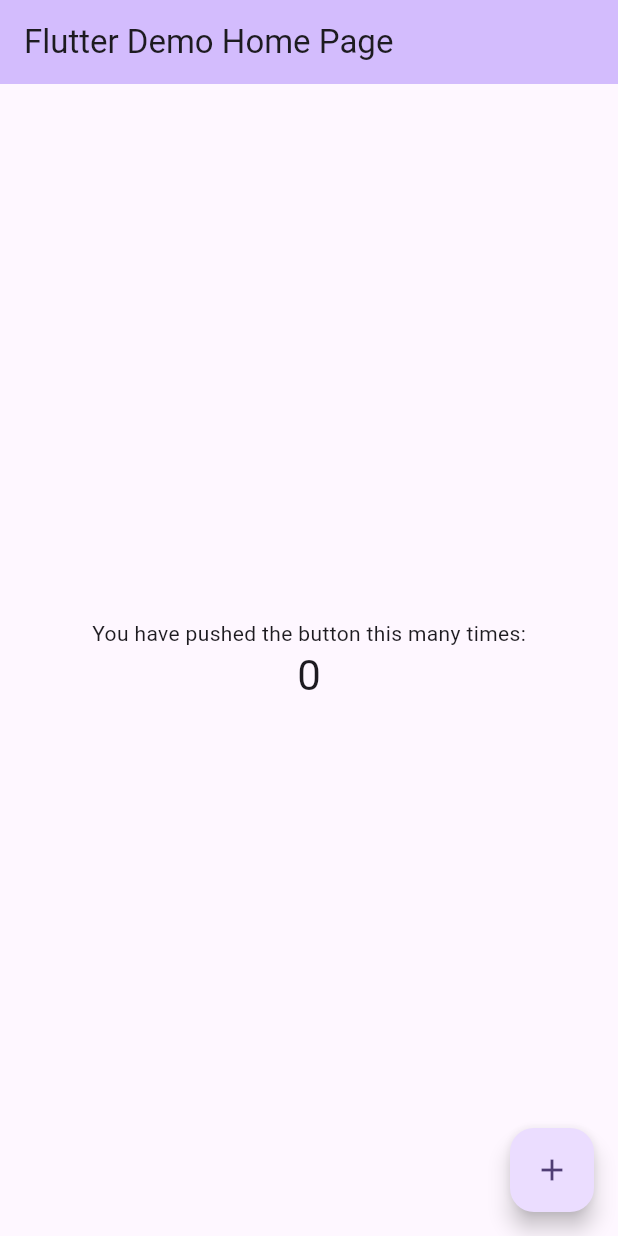
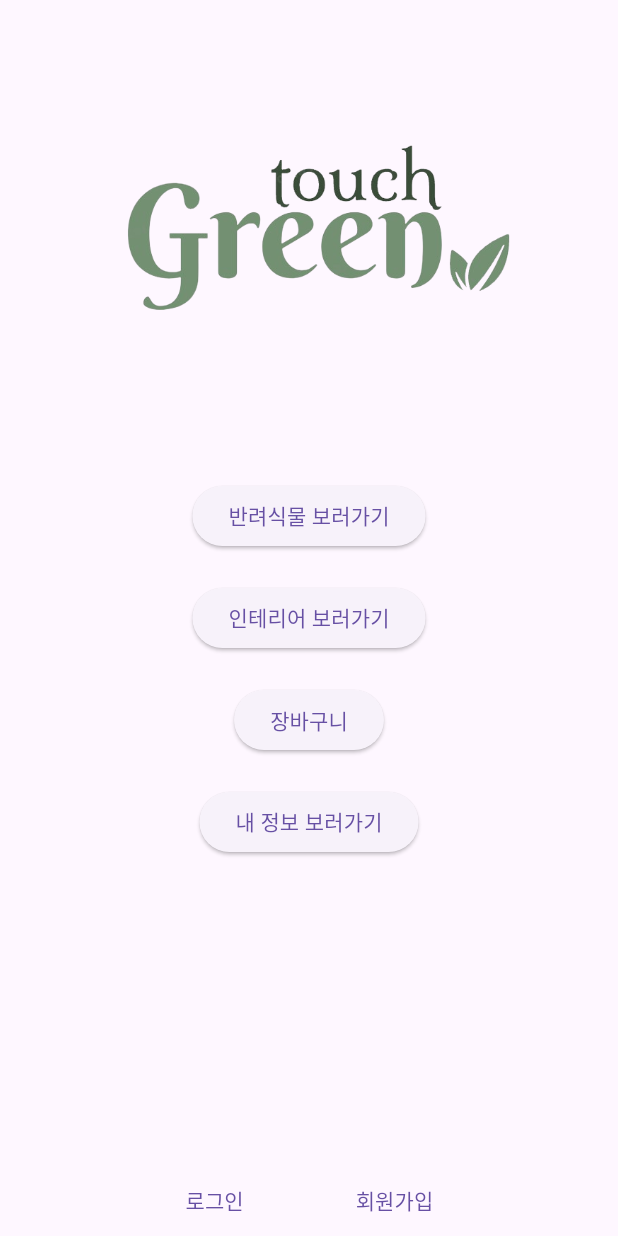
Before and after one commit to Team-BraBu/Green-touch, a Flutter app: the screen it shows after launch, on a phone screen of 412 x 824 dp. Run offline on Flutter 3.47's test engine with Material 3 defaults, Android fonts, the phone set to English and light mode, and no system bars.

Commit message:
-밑작업

```diff
--- /dev/null
+++ b/lib/home_Page.dart
@@ -0,0 +1,65 @@
+import 'package:flutter/material.dart';
+
+class HomePage extends StatelessWidget {
+  @override
+  Widget build(BuildContext context) {
+    return MaterialApp(
+      home: Scaffold(
+        body: Center(
+          child: Column(
+            mainAxisAlignment: MainAxisAlignment.center,
+            children: [
+              Image.asset(
+                'assets/images/logo.png',
+                width: 300,
+                height: 300,
+              ),
+              SizedBox(height: 20), // 로고와 버튼 사이 여백 추가
+              ElevatedButton(
+                onPressed: () {
+                  // 버튼 클릭 시 동작할 코드 추가
+                  // 예를 들어, 반려식물 페이지로 이동하는 코드
+                },
+                child: Text('반려식물 보러가기'),
+              ),
+              SizedBox(height: 20),
+              ElevatedButton(
+                onPressed: () {},
+                child: Text('인테리어 보러가기'),
+              ),
+              SizedBox(height: 20),
+              ElevatedButton(
+                onPressed: () {},
+                child: Text('장바구니'),
+              ),
+              SizedBox(height: 20),
+              ElevatedButton(
+                onPressed: () {},
+                child: Text('내 정보 보러가기'),
+              ),
+              Spacer(), // 아래에 여백을 채우기 위해 Spacer 위젯 추가
+              Row(
+                mainAxisAlignment: MainAxisAlignment.center,
+                children: [
+                  TextButton(
+                    onPressed: () {
+                      // 로그인 화면으로 이동하는 코드 추가
+                    },
+                    child: Text('로그인'),
+                  ),
+                  SizedBox(width: 50), // 버튼 간 간격을 주기 위해 SizedBox 추가
+                  TextButton(
+                    onPressed: () {
+                      // 회원가입 화면으로 이동하는 코드 추가
+                    },
+                    child: Text('회원가입'),
+                  ),
+                ],
+              ),
+            ],
+          ),
+        ),
+      ),
+    );
+  }
+}
--- a/lib/main.dart
+++ b/lib/main.dart
@@ -1,4 +1,5 @@
 import 'package:flutter/material.dart';
+import 'package:greentouch/home_Page.dart';
 
 void main() {
   runApp(const MyApp());
@@ -7,119 +8,11 @@
 class MyApp extends StatelessWidget {
   const MyApp({super.key});
 
-  // This widget is the root of your application.
   @override
   Widget build(BuildContext context) {
     return MaterialApp(
-      title: 'Flutter Demo',
-      theme: ThemeData(
-        // This is the theme of your application.
-        //
-        // TRY THIS: Try running your application with "flutter run". You'll see
-        // the application has a purple toolbar. Then, without quitting the app,
-        // try changing the seedColor in the colorScheme below to Colors.green
-        // and then invoke "hot reload" (save your changes or press the "hot
-        // reload" button in a Flutter-supported IDE, or press "r" if you used
-        // the command line to start the app).
-        //
-        // Notice that the counter didn't reset back to zero; the application
-        // state is not lost during the reload. To reset the state, use hot
-        // restart instead.
-        //
-        // This works for code too, not just values: Most code changes can be
-        // tested with just a hot reload.
-        colorScheme: ColorScheme.fromSeed(seedColor: Colors.deepPurple),
-        useMaterial3: true,
-      ),
-      home: const MyHomePage(title: 'Flutter Demo Home Page'),
+      debugShowCheckedModeBanner: false,
+      home: HomePage(),
     );
   }
 }
-
-class MyHomePage extends StatefulWidget {
-  const MyHomePage({super.key, required this.title});
-
-  // This widget is the home page of your application. It is stateful, meaning
-  // that it has a State object (defined below) that contains fields that affect
-  // how it looks.
-
-  // This class is the configuration for the state. It holds the values (in this
-  // case the title) provided by the parent (in this case the App widget) and
-  // used by the build method of the State. Fields in a Widget subclass are
-  // always marked "final".
-
-  final String title;
-
-  @override
-  State<MyHomePage> createState() => _MyHomePageState();
-}
-
-class _MyHomePageState extends State<MyHomePage> {
-  int _counter = 0;
-
-  void _incrementCounter() {
-    setState(() {
-      // This call to setState tells the Flutter framework that something has
-      // changed in this State, which causes it to rerun the build method below
-      // so that the display can reflect the updated values. If we changed
-      // _counter without calling setState(), then the build method would not be
-      // called again, and so nothing would appear to happen.
-      _counter++;
-    });
-  }
-
-  @override
-  Widget build(BuildContext context) {
-    // This method is rerun every time setState is called, for instance as done
-    // by the _incrementCounter method above.
-    //
-    // The Flutter framework has been optimized to make rerunning build methods
-    // fast, so that you can just rebuild anything that needs updating rather
-    // than having to individually change instances of widgets.
-    return Scaffold(
-      appBar: AppBar(
-        // TRY THIS: Try changing the color here to a specific color (to
-        // Colors.amber, perhaps?) and trigger a hot reload to see the AppBar
-        // change color while the other colors stay the same.
-        backgroundColor: Theme.of(context).colorScheme.inversePrimary,
-        // Here we take the value from the MyHomePage object that was created by
-        // the App.build method, and use it to set our appbar title.
-        title: Text(widget.title),
-      ),
-      body: Center(
-        // Center is a layout widget. It takes a single child and positions it
-        // in the middle of the parent.
-        child: Column(
-          // Column is also a layout widget. It takes a list of children and
-          // arranges them vertically. By default, it sizes itself to fit its
-          // children horizontally, and tries to be as tall as its parent.
-          //
-          // Column has various properties to control how it sizes itself and
-          // how it positions its children. Here we use mainAxisAlignment to
-          // center the children vertically; the main axis here is the vertical
-          // axis because Columns are vertical (the cross axis would be
-          // horizontal).
-          //
-          // TRY THIS: Invoke "debug painting" (choose the "Toggle Debug Paint"
-          // action in the IDE, or press "p" in the console), to see the
-          // wireframe for each widget.
-          mainAxisAlignment: MainAxisAlignment.center,
-          children: <Widget>[
-            const Text(
-              'You have pushed the button this many times:',
-            ),
-            Text(
-              '$_counter',
-              style: Theme.of(context).textTheme.headlineMedium,
-            ),
-          ],
-        ),
-      ),
-      floatingActionButton: FloatingActionButton(
-        onPressed: _incrementCounter,
-        tooltip: 'Increment',
-        child: const Icon(Icons.add),
-      ), // This trailing comma makes auto-formatting nicer for build methods.
-    );
-  }
-}
```
Also changed, not shown: assets/images/logo.png (added).
